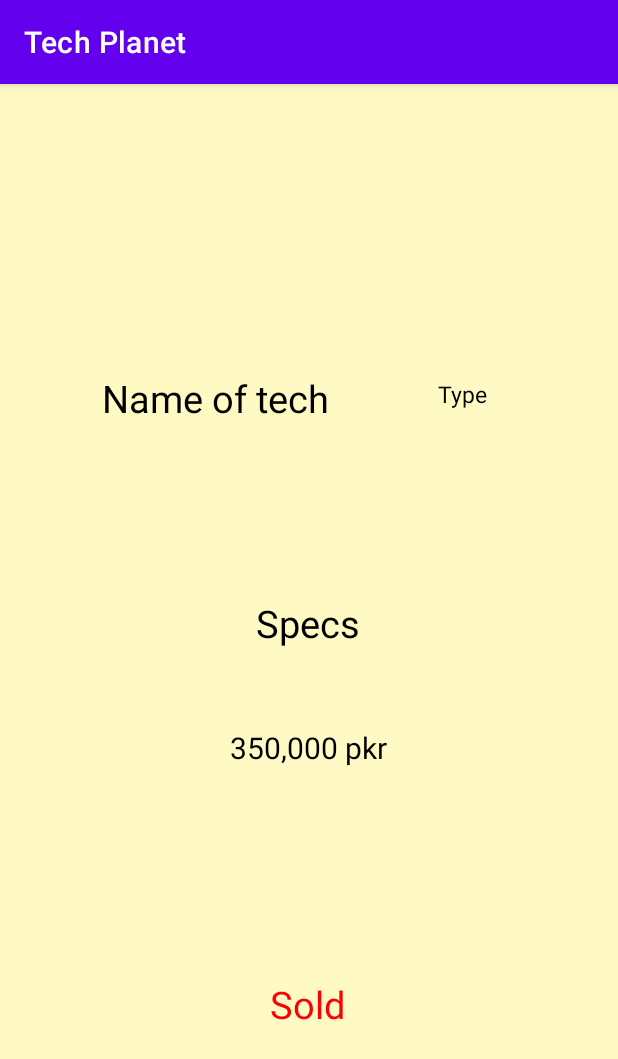
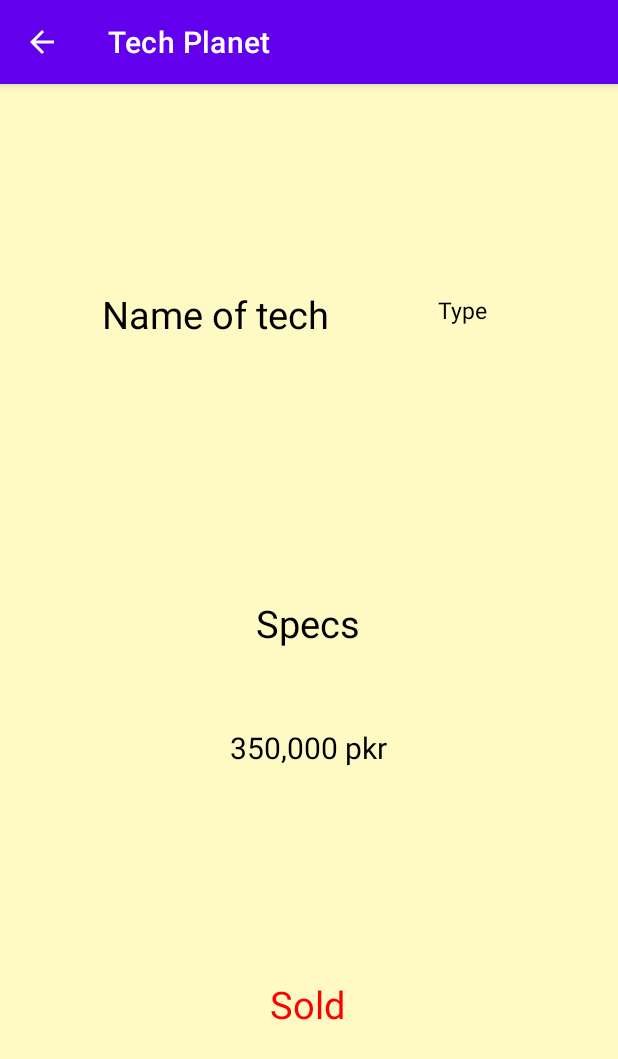
Before and after one commit to aliyabatoolalvi/TechPlanet, an Android app: the TechDetailsActivity screen opened directly, with no data from a screen before it, on a phone screen of 412 x 824 dp. Shown: the top 1059 px of the screen. Run offline under Robolectric (Android 15) with nearby library versions, the phone set to English and light mode, and no system bars; 4 statements that could not run were skipped.

Commit message:
Added back button and binding view code

```diff
--- a/app/src/main/java/com/aliya/techplanet/TechDetailsActivity.java
+++ b/app/src/main/java/com/aliya/techplanet/TechDetailsActivity.java
@@ -7,19 +7,30 @@
 import androidx.core.graphics.Insets;
 import androidx.core.view.ViewCompat;
 import androidx.core.view.WindowInsetsCompat;
+import com.aliya.techplanet.databinding.ActivityTechDetailsBinding;
+
+import com.google.gson.Gson;
+
+import java.util.Objects;
 
 public class TechDetailsActivity extends AppCompatActivity {
-
+    Tech tech;
+    ActivityTechDetailsBinding binding;
     @Override
     protected void onCreate(Bundle savedInstanceState) {
         super.onCreate(savedInstanceState);
         EdgeToEdge.enable(this);
         setContentView(R.layout.activity_tech_details);
-        ViewCompat.setOnApplyWindowInsetsListener(findViewById(R.id.main), (v, insets) -> {
-            Insets systemBars = insets.getInsets(WindowInsetsCompat.Type.systemBars());
-            v.setPadding(systemBars.left, systemBars.top, systemBars.right, systemBars.bottom);
-            return insets;
-        });
+
+        binding = ActivityTechDetailsBinding.inflate(getLayoutInflater());
+        Objects.requireNonNull(getSupportActionBar()).setDisplayHomeAsUpEnabled(true);
+
+        tech=new Gson().fromJson(getIntent().getStringExtra("data"),Tech.class);
+
+        binding.name.setText(tech.getName());
+        binding.type.setText(tech.getType());
+        binding.specs.setText(tech.getSpecs());
+        binding.price.setText(tech.getPrice());
 
     }
 }
```
Also changed, not shown: app/src/main/AndroidManifest.xml (+11 -2 lines), app/src/main/java/com/aliya/techplanet/AddEditTechActivity.java (+12 -11 lines), app/src/main/java/com/aliya/techplanet/MainActivity.java (+16 -5 lines), app/src/main/java/com/aliya/techplanet/Tech.java (+25 -8 lines).
